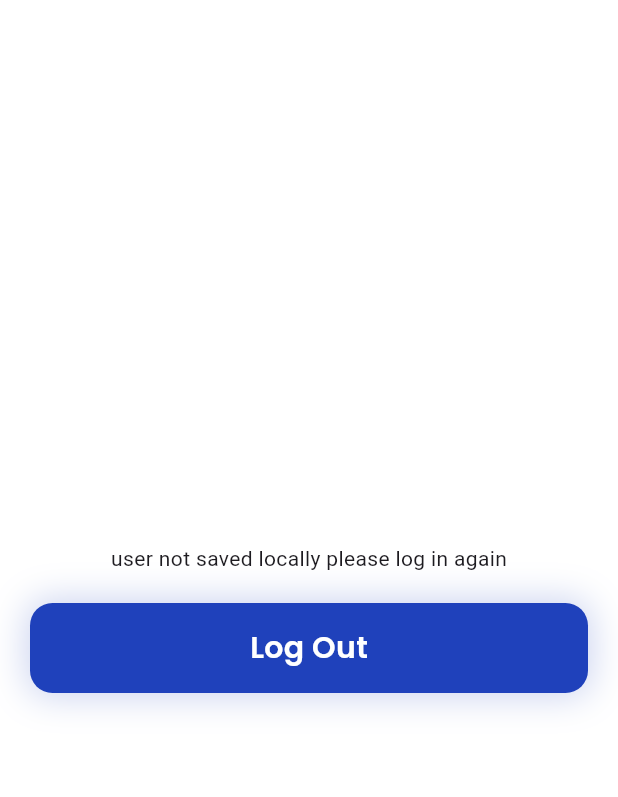
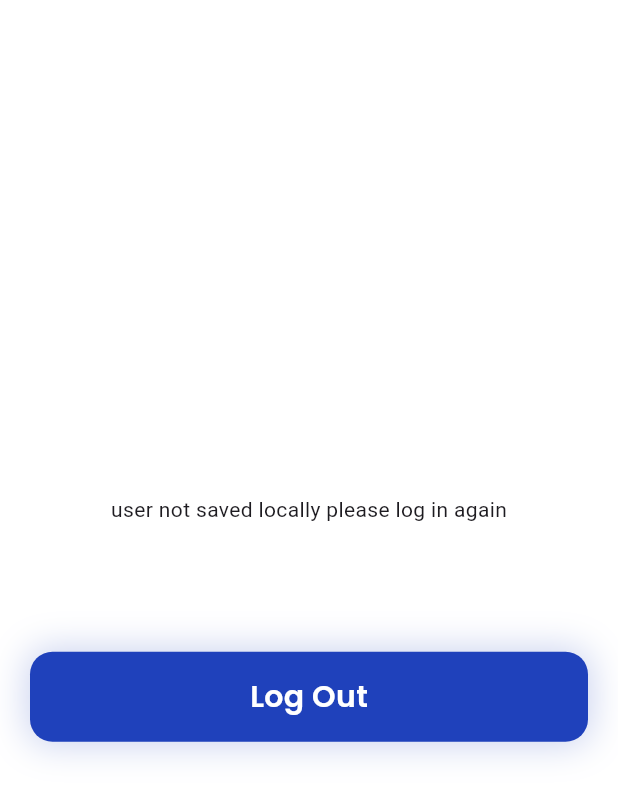
Before and after one commit to mdzarepour/Flutter_Clean_Auth_Sample, a Flutter app: the HomePage screen opened by its route, on a phone screen of 412 x 824 dp. Shown: the top 797 px of the screen. Run offline on Flutter 3.47's test engine with Material 3 defaults, Android fonts, the phone set to English and light mode, and no system bars; our stand-ins replace bloc, dartz, dio, flutter_bloc, flutter_svg, get_it and 5 more; accounts and stored records are empty.

Commit message:
[fix]: textfield error style + keyboard overflow in auth pages fixed

```diff
--- a/lib/common/theme/app_theme.dart
+++ b/lib/common/theme/app_theme.dart
@@ -11,7 +11,8 @@ class AppTheme {
 
   static InputDecorationThemeData _textfieldTheme() {
     return InputDecorationThemeData(
-      errorStyle: AppTextTheme.grey14normal,
+      errorMaxLines: 2,
+      errorStyle: const TextStyle(color: ConstColors.firstGrey, fontSize: 10),
       filled: true,
       fillColor: ConstColors.secondBlue,
       hintStyle: AppTextTheme.grey16normal,
--- a/lib/features/auth/presentation/pages/auth_login_page.dart
+++ b/lib/features/auth/presentation/pages/auth_login_page.dart
@@ -73,8 +73,8 @@ class _AuthLoginPageState extends State<AuthLoginPage> {
                   child: Padding(
                     padding: const EdgeInsets.symmetric(horizontal: 30),
                     child: Column(
+                      mainAxisAlignment: MainAxisAlignment.center,
                       children: [
-                        const SizedBox(height: 80),
                         _title(),
                         _animation(),
                         _usernameField(),
@@ -95,7 +95,7 @@ class _AuthLoginPageState extends State<AuthLoginPage> {
 
   Widget _navigatorLink() {
     return const AuthLinkButton(
-      message: 'Don\'t have account?',
+      message: 'Don\'t havec an account?',
       title: 'creata account',
       route: RouteNames.registerRoute,
     );
--- a/lib/features/auth/presentation/pages/auth_register_page.dart
+++ b/lib/features/auth/presentation/pages/auth_register_page.dart
@@ -46,8 +46,8 @@ class _AuthRegisterPageState extends State<AuthRegisterPage> {
           child: Padding(
             padding: const EdgeInsets.symmetric(horizontal: 30),
             child: Column(
+              mainAxisAlignment: MainAxisAlignment.center,
               children: [
-                const SizedBox(height: 80),
                 _title(),
                 const SizedBox(height: 35),
                 _usernameField(),
--- a/lib/features/home/home_page.dart
+++ b/lib/features/home/home_page.dart
@@ -21,27 +21,13 @@ class HomePage extends StatelessWidget {
         },
         child: Padding(
           padding: const EdgeInsets.symmetric(horizontal: 20),
-          child: user == null
-              ? Column(
-                  spacing: 20,
+          child: Column(
+            spacing: 85,
             mainAxisAlignment: MainAxisAlignment.center,
             children: [
-                    const Text('user not saved locally please log in again'),
-                    AuthCubitButton(
-                      title: 'Log Out',
-                      onTap: () {
-                        BlocProvider.of<ButtonCubit>(
-                          context,
-                        ).logout(params: NoParams());
-                      },
+              Text(
+                user?.username ?? 'user not saved locally please log in again',
               ),
-                  ],
-                )
-              : Column(
-                  spacing: 20,
-                  mainAxisAlignment: MainAxisAlignment.center,
-                  children: [
-                    Text(user!.username),
               AuthCubitButton(
                 title: 'Log Out',
                 onTap: () {
```
Lines whose indentation alone changed are shown as unchanged.
